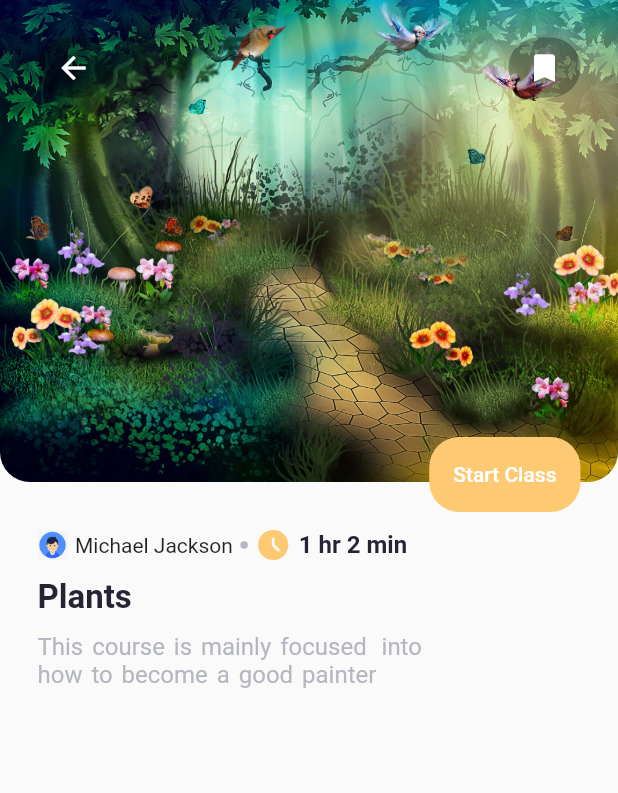
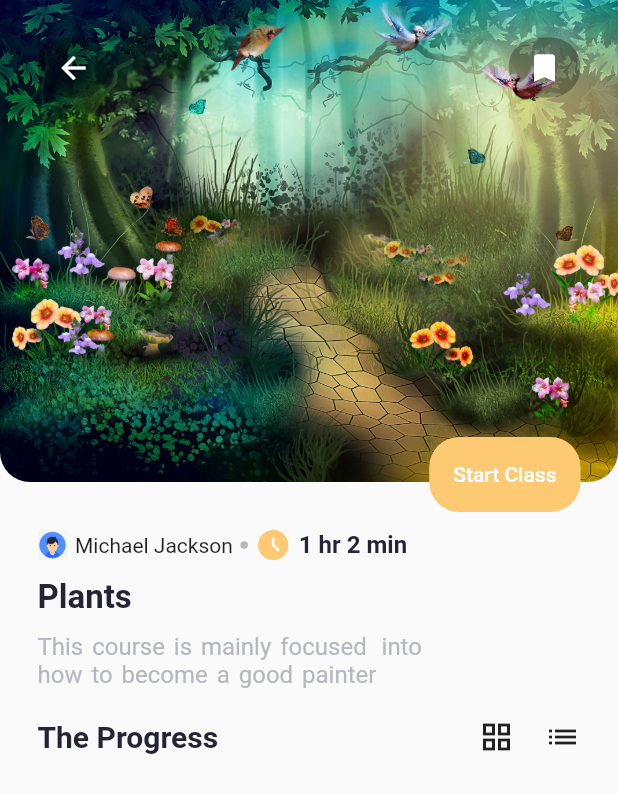
Before and after one commit to abdullakn/elearn_flutter_ui, a Flutter app: the screen it shows after launch, after a tap on "Start", on a phone screen of 412 x 824 dp. Shown: the top 793 px of the screen. Run offline on Flutter 3.47's test engine with Material 2 defaults, Android fonts, the phone set to English and light mode, and no system bars; our stand-ins replace percent_indicator.

Commit message:
course progress heading completed

```diff
--- a/lib/screens/details/details.dart
+++ b/lib/screens/details/details.dart
@@ -1,5 +1,6 @@
 import 'package:elearn_platform/models/course.dart';
 import 'package:elearn_platform/screens/details/widgets/course_description.dart';
+import 'package:elearn_platform/screens/details/widgets/course_progress.dart';
 import 'package:elearn_platform/screens/details/widgets/custom_app_bar.dart';
 import 'package:flutter/material.dart';
 
@@ -16,7 +17,8 @@ class DetailsPage extends StatelessWidget {
           mainAxisSize: MainAxisSize.min,
           children: [
             CustomAppBar(course: course),
-            CourseDescription(course: course,)
+            CourseDescription(course: course,),
+            CourseProgress()
           ],
         ),
       )
--- /dev/null
+++ b/lib/screens/details/widgets/course_progress.dart
@@ -0,0 +1,28 @@
+import 'package:elearn_platform/constants/colors.dart';
+import 'package:flutter/material.dart';
+
+class CourseProgress extends StatelessWidget {
+  const CourseProgress({ Key? key }) : super(key: key);
+
+  @override
+  Widget build(BuildContext context) {
+    return Container(
+      margin: EdgeInsets.symmetric(horizontal: 25,vertical: 10),
+      child: Row(
+        mainAxisAlignment: MainAxisAlignment.spaceBetween,
+        children: [
+          Text("The Progress",style: TextStyle(fontWeight: FontWeight.bold,fontSize: 20,color: kFont),),
+          Row(
+            children: [
+              Icon(Icons.grid_view),
+              SizedBox(width: 20,),
+              Icon(Icons.list)
+
+            ],
+          )
+        ],
+      ),
+
+    );
+  }
+}
```
